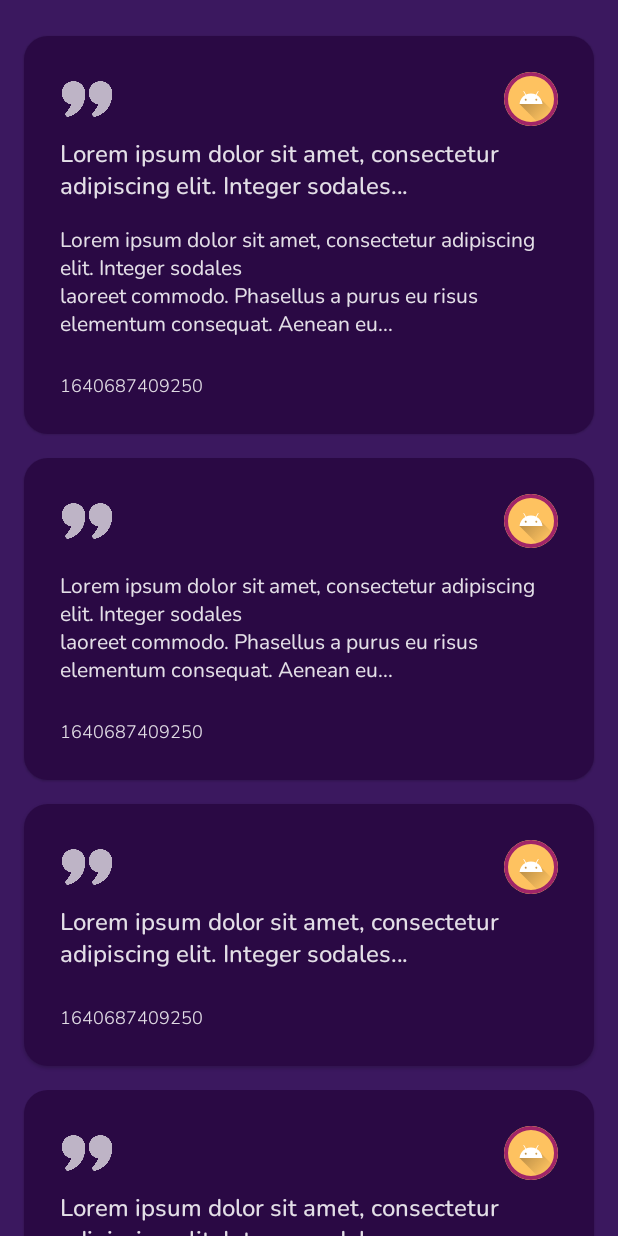
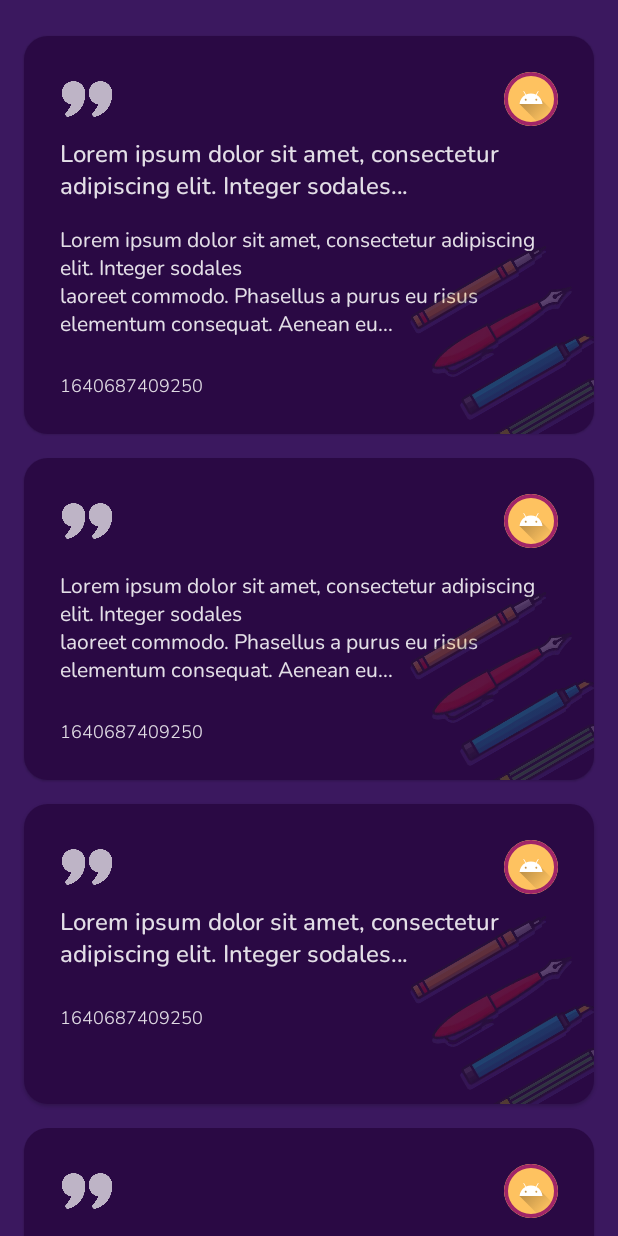
Before and after one commit to ch8n/Compose-Thoughts, an Android app built with Jetpack Compose: the @Preview function PoemCardPreview, on a phone screen of 412 x 824 dp. Run offline under Robolectric (Android 15) with nearby library versions, the phone set to English and light mode, and no system bars; our stand-ins replace Room's generated code.

Commit message:
:toolbox: added list illutrations

```diff
--- a/app/src/main/java/io/github/ch8n/thoughts/ui/poems/ListPoem.kt
+++ b/app/src/main/java/io/github/ch8n/thoughts/ui/poems/ListPoem.kt
@@ -1,5 +1,6 @@
 package io.github.ch8n.thoughts.ui.poems
 
+import androidx.compose.foundation.Image
 import androidx.compose.foundation.background
 import androidx.compose.foundation.border
 import androidx.compose.foundation.layout.*
@@ -14,7 +15,10 @@ import androidx.compose.ui.Alignment
 import androidx.compose.ui.Modifier
 import androidx.compose.ui.draw.alpha
 import androidx.compose.ui.draw.clip
+import androidx.compose.ui.draw.clipToBounds
+import androidx.compose.ui.draw.rotate
 import androidx.compose.ui.graphics.Color
+import androidx.compose.ui.layout.ContentScale
 import androidx.compose.ui.res.painterResource
 import androidx.compose.ui.text.style.TextOverflow
 import androidx.compose.ui.tooling.preview.Preview
@@ -47,6 +51,13 @@ fun ListPoem(
 
 @Composable
 private fun PoemCard(poem: Poem) {
+    val randomIllustration = remember {
+        listOf(
+            R.drawable.ic_notebook,
+            R.drawable.ic_pencils,
+            R.drawable.ic_watch
+        ).random()
+    }
     Card(
         modifier = Modifier
             .padding(horizontal = 16.dp, vertical = 8.dp)
@@ -55,11 +66,14 @@ private fun PoemCard(poem: Poem) {
         backgroundColor = MaterialTheme.colors.background,
         contentColor = MaterialTheme.colors.onBackground
     ) {
+        Box(modifier = Modifier.fillMaxWidth()) {
             Column(
                 modifier = Modifier
                     .padding(24.dp)
                     .fillMaxWidth(),
             ) {
+
+
                 Row(
                     modifier = Modifier.fillMaxWidth(),
                     verticalAlignment = Alignment.CenterVertically,
@@ -113,6 +127,19 @@ private fun PoemCard(poem: Poem) {
                     maxLines = 1,
                 )
             }
+            Image(
+                painter = painterResource(id = randomIllustration),
+                contentDescription = "",
+                contentScale = ContentScale.Fit,
+                alpha = 0.25f,
+                modifier = Modifier
+                    .size(200.dp)
+                    .rotate(60f)
+                    .offset(x = 60.dp, y = (-25).dp)
+                    .align(Alignment.BottomEnd)
+            )
+        }
+
     }
 }
 
@@ -134,5 +161,7 @@ fun PoemCardPreview() {
                 )
             }
         )
+
+       // PoemCard(poem = Poem.fake)
     }
 }
```
Also changed, not shown: app/src/main/res/drawable/ic_notebook.webp (added), app/src/main/res/drawable/ic_pencils.webp (added), app/src/main/res/drawable/ic_watch.webp (added). Lines whose indentation alone changed are shown as unchanged.
